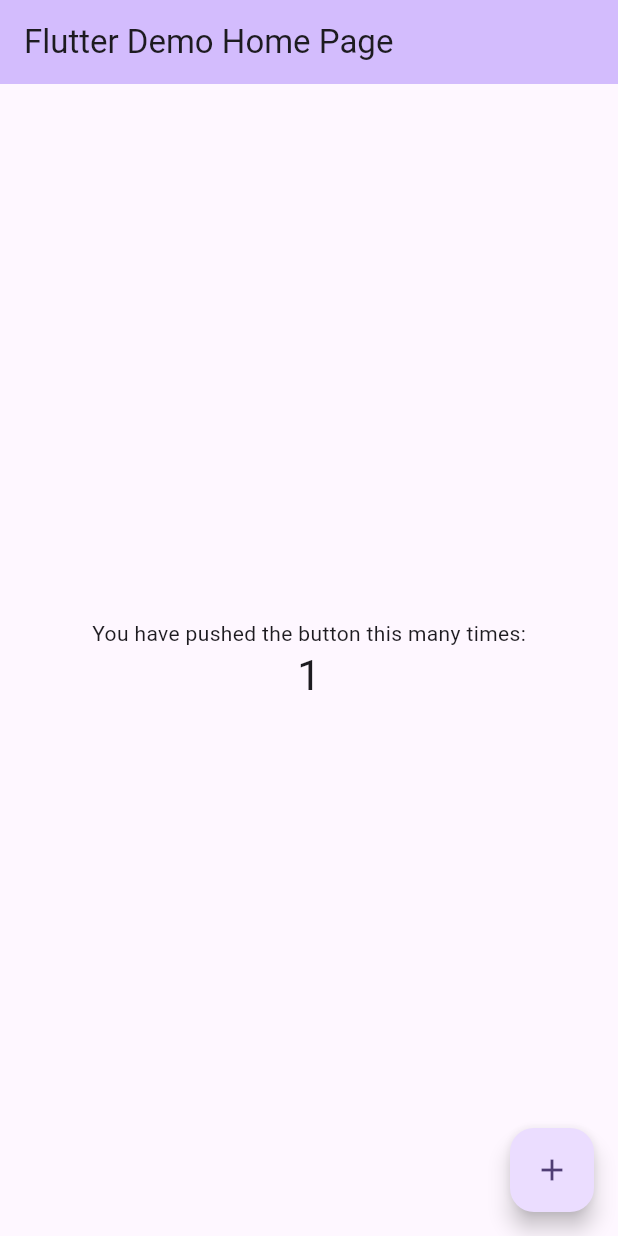
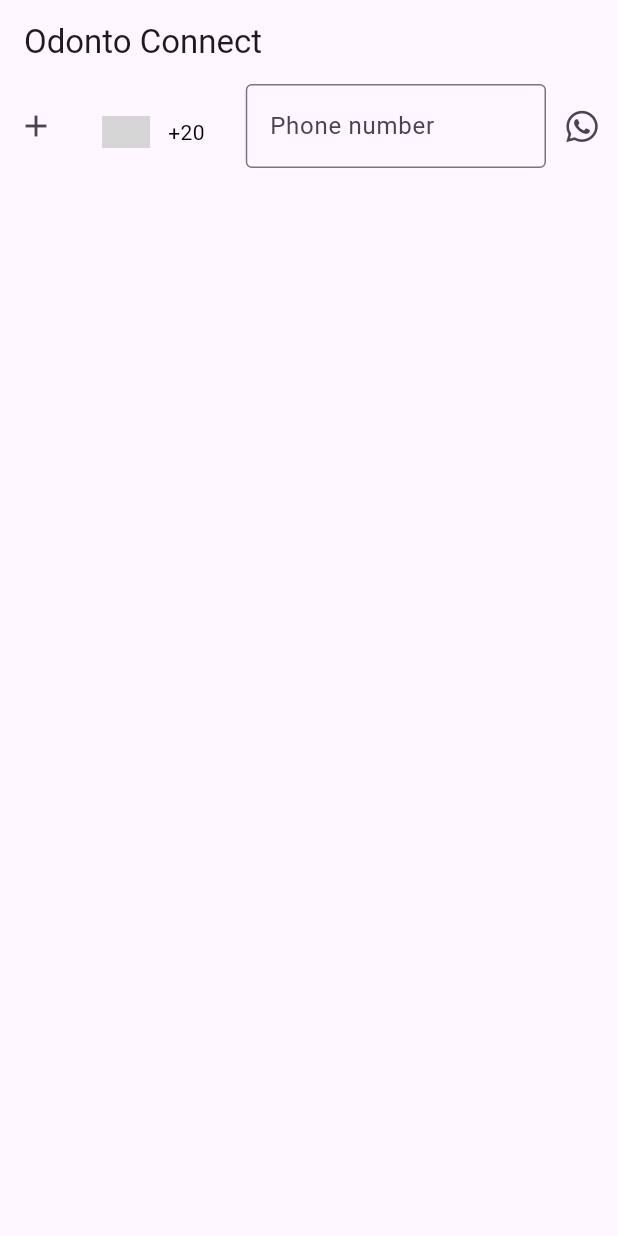
Before and after one commit to itstanany/odontoo-flutter, a Flutter app: the screen it shows after launch, after a tap on the "add" icon, on a phone screen of 412 x 824 dp. Run offline on Flutter 3.47's test engine with Material 3 defaults, Android fonts, the light colour scheme and no system bars; drawn by our look-alikes of intl_phone_number_input; our stand-ins replace font_awesome_flutter; grey boxes are pictures that could not be loaded.

Commit message:
on the fly whatsapp connection ui

```diff
--- a/lib/main.dart
+++ b/lib/main.dart
@@ -1,125 +1,74 @@
 import 'package:flutter/material.dart';
+import 'package:font_awesome_flutter/font_awesome_flutter.dart';
+import 'package:intl_phone_number_input/intl_phone_number_input.dart';
 
 void main() {
-  runApp(const MyApp());
+  runApp(MaterialApp(
+    home: HomeScreen(),
+  ));
 }
 
-class MyApp extends StatelessWidget {
-  const MyApp({super.key});
+class HomeScreen extends StatefulWidget {
+  const HomeScreen({super.key});
 
-  // This widget is the root of your application.
+  @override
+  State<HomeScreen> createState() => _HomeScreenState();
+}
+
+class _HomeScreenState extends State<HomeScreen> {
+  final TextEditingController controller = TextEditingController();
+  String initialCountry = 'EG';
+  PhoneNumber number = PhoneNumber(isoCode: 'EG');
+
   @override
   Widget build(BuildContext context) {
-    return MaterialApp(
-      title: 'Flutter Demo',
-      theme: ThemeData(
-        // This is the theme of your application.
-        //
-        // TRY THIS: Try running your application with "flutter run". You'll see
-        // the application has a purple toolbar. Then, without quitting the app,
-        // try changing the seedColor in the colorScheme below to Colors.green
-        // and then invoke "hot reload" (save your changes or press the "hot
-        // reload" button in a Flutter-supported IDE, or press "r" if you used
-        // the command line to start the app).
-        //
-        // Notice that the counter didn't reset back to zero; the application
-        // state is not lost during the reload. To reset the state, use hot
-        // restart instead.
-        //
-        // This works for code too, not just values: Most code changes can be
-        // tested with just a hot reload.
-        colorScheme: ColorScheme.fromSeed(seedColor: Colors.deepPurple),
-        useMaterial3: true,
+    return Scaffold(
+      appBar: AppBar(
+        title: const Text("Odonto Connect"),
       ),
-      home: const MyHomePage(title: 'Flutter Demo Home Page'),
+      body: Row(
+        children: [
+          IconButton(
+            icon: Icon(Icons.add),
+            onPressed: () {
+              // Handle plus button press
+            },
+          ),
+          Expanded(
+            flex: 85, // Occupy 85% of the remaining space
+            child: InternationalPhoneNumberInput(
+              onInputChanged: (PhoneNumber number) {
+                print(number.phoneNumber);
+              },
+              onInputValidated: (bool value) {
+                print(value);
+              },
+              selectorConfig: SelectorConfig(
+                selectorType: PhoneInputSelectorType.BOTTOM_SHEET,
+                useBottomSheetSafeArea: true,
+              ),
+              ignoreBlank: false,
+              autoValidateMode: AutovalidateMode.disabled,
+              selectorTextStyle: TextStyle(color: Colors.black),
+              initialValue: number,
+              textFieldController: controller,
+              formatInput: true,
+              keyboardType:
+                  TextInputType.numberWithOptions(signed: true, decimal: true),
+              inputBorder: OutlineInputBorder(),
+              onSaved: (PhoneNumber number) {
+                print('On Saved: $number');
+              },
+            ),
+          ),
+          IconButton(
+            icon: const Icon(FontAwesomeIcons.whatsapp),
+            onPressed: () {
+              // Handle WhatsApp button press
+            },
+          ),
+        ],
+      ),
     );
   }
 }
-
-class MyHomePage extends StatefulWidget {
-  const MyHomePage({super.key, required this.title});
-
-  // This widget is the home page of your application. It is stateful, meaning
-  // that it has a State object (defined below) that contains fields that affect
-  // how it looks.
-
-  // This class is the configuration for the state. It holds the values (in this
-  // case the title) provided by the parent (in this case the App widget) and
-  // used by the build method of the State. Fields in a Widget subclass are
-  // always marked "final".
-
-  final String title;
-
-  @override
-  State<MyHomePage> createState() => _MyHomePageState();
-}
-
-class _MyHomePageState extends State<MyHomePage> {
-  int _counter = 0;
-
-  void _incrementCounter() {
-    setState(() {
-      // This call to setState tells the Flutter framework that something has
-      // changed in this State, which causes it to rerun the build method below
-      // so that the display can reflect the updated values. If we changed
-      // _counter without calling setState(), then the build method would not be
-      // called again, and so nothing would appear to happen.
-      _counter++;
-    });
-  }
-
-  @override
-  Widget build(BuildContext context) {
-    // This method is rerun every time setState is called, for instance as done
-    // by the _incrementCounter method above.
-    //
-    // The Flutter framework has been optimized to make rerunning build methods
-    // fast, so that you can just rebuild anything that needs updating rather
-    // than having to individually change instances of widgets.
-    return Scaffold(
-      appBar: AppBar(
-        // TRY THIS: Try changing the color here to a specific color (to
-        // Colors.amber, perhaps?) and trigger a hot reload to see the AppBar
-        // change color while the other colors stay the same.
-        backgroundColor: Theme.of(context).colorScheme.inversePrimary,
-        // Here we take the value from the MyHomePage object that was created by
-        // the App.build method, and use it to set our appbar title.
-        title: Text(widget.title),
-      ),
-      body: Center(
-        // Center is a layout widget. It takes a single child and positions it
-        // in the middle of the parent.
-        child: Column(
-          // Column is also a layout widget. It takes a list of children and
-          // arranges them vertically. By default, it sizes itself to fit its
-          // children horizontally, and tries to be as tall as its parent.
-          //
-          // Column has various properties to control how it sizes itself and
-          // how it positions its children. Here we use mainAxisAlignment to
-          // center the children vertically; the main axis here is the vertical
-          // axis because Columns are vertical (the cross axis would be
-          // horizontal).
-          //
-          // TRY THIS: Invoke "debug painting" (choose the "Toggle Debug Paint"
-          // action in the IDE, or press "p" in the console), to see the
-          // wireframe for each widget.
-          mainAxisAlignment: MainAxisAlignment.center,
-          children: <Widget>[
-            const Text(
-              'You have pushed the button this many times:',
-            ),
-            Text(
-              '$_counter',
-              style: Theme.of(context).textTheme.headlineMedium,
-            ),
-          ],
-        ),
-      ),
-      floatingActionButton: FloatingActionButton(
-        onPressed: _incrementCounter,
-        tooltip: 'Increment',
-        child: const Icon(Icons.add),
-      ), // This trailing comma makes auto-formatting nicer for build methods.
-    );
-  }
-}
--- a/pubspec.yaml
+++ b/pubspec.yaml
@@ -30,6 +30,8 @@
 dependencies:
   flutter:
     sdk: flutter
+  font_awesome_flutter: 10.7.0
+  intl_phone_number_input: ^0.7.4
 
 
   # The following adds the Cupertino Icons font to your application.
```
Also changed, not shown: pubspec.lock, 6 other files.
